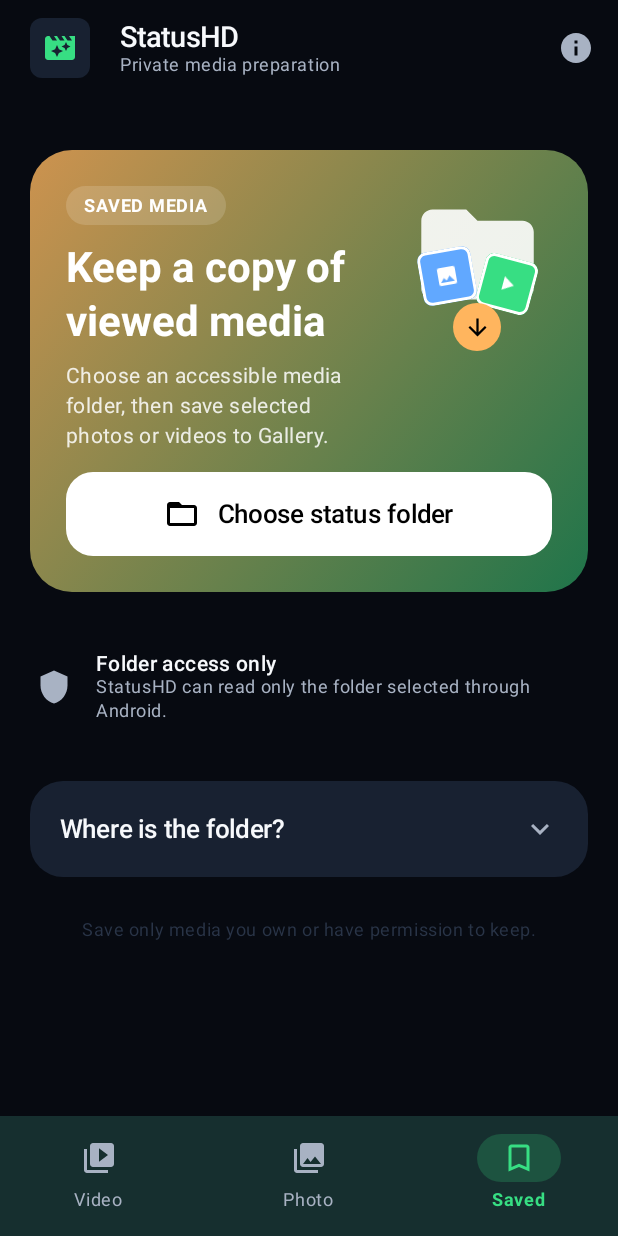
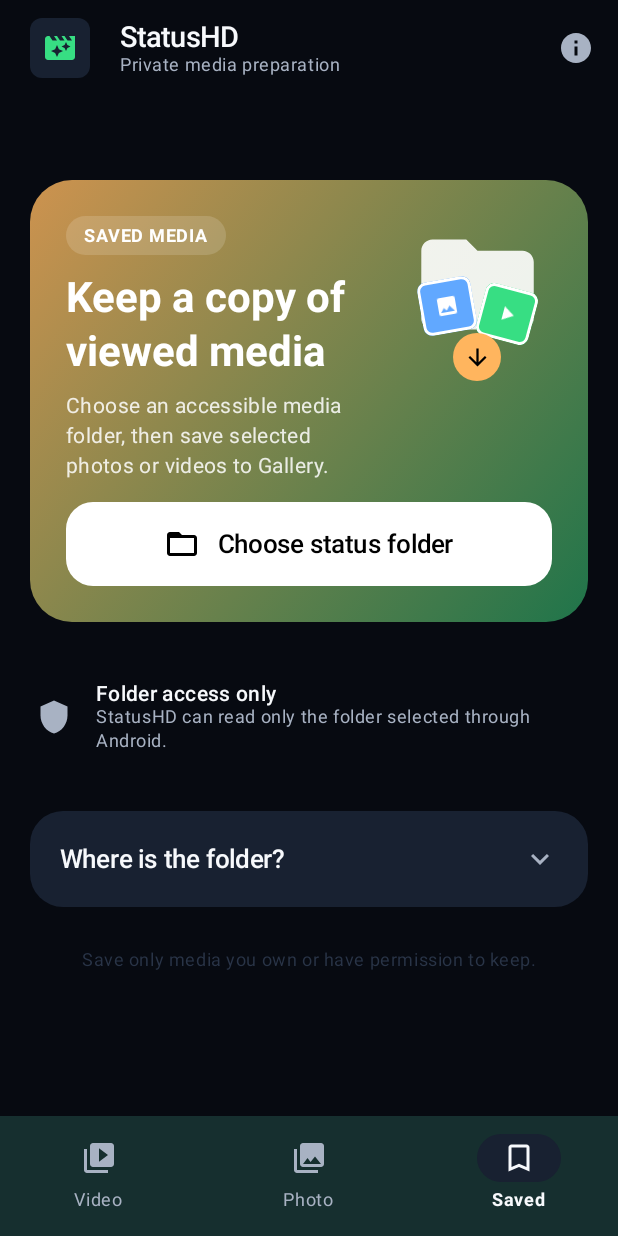
Before and after one commit to vinojanlk/StatusHD, an Android app built with Jetpack Compose: the screen it shows after launch (MainActivity), item 3 of the bottom bar chosen, on a phone screen of 412 x 824 dp. Run offline under Robolectric (Android 15) with nearby library versions, the phone set to English and light mode, and no system bars; 2 statements that could not run were skipped.

Commit message:
Redesign StatusHD with premium Material 3 interface

```diff
--- a/app/src/main/java/com/techwin/statushd/ui/StatusHdApp.kt
+++ b/app/src/main/java/com/techwin/statushd/ui/StatusHdApp.kt
@@ -6,6 +6,7 @@ import androidx.compose.foundation.layout.Column
 import androidx.compose.foundation.layout.Arrangement
 import androidx.compose.foundation.layout.fillMaxSize
 import androidx.compose.foundation.layout.padding
+import androidx.compose.foundation.layout.size
 import androidx.compose.foundation.shape.RoundedCornerShape
 import androidx.compose.material.icons.Icons
 import androidx.compose.material.icons.filled.BookmarkBorder
@@ -71,7 +72,10 @@ fun StatusHdApp(
                     }
                 },
                 actions = {
-                    IconButton(onClick = { showAbout = true }) {
+                    IconButton(
+                        onClick = { showAbout = true },
+                        modifier = Modifier.size(48.dp)
+                    ) {
                         Icon(
                             imageVector = Icons.Default.Info,
                             contentDescription = "About",
@@ -96,9 +100,9 @@ fun StatusHdApp(
                     icon = { Icon(Icons.Default.VideoLibrary, contentDescription = "Video") },
                     label = { Text("Video", fontWeight = if (selectedTab == 0) FontWeight.Bold else FontWeight.Normal) },
                     colors = NavigationBarItemDefaults.colors(
-                        selectedIconColor = MaterialTheme.colorScheme.primary,
-                        selectedTextColor = MaterialTheme.colorScheme.primary,
-                        indicatorColor = MaterialTheme.colorScheme.primary.copy(alpha = 0.2f),
+                        selectedIconColor = MaterialTheme.colorScheme.onSurface,
+                        selectedTextColor = MaterialTheme.colorScheme.onSurface,
+                        indicatorColor = MaterialTheme.colorScheme.surfaceVariant,
                         unselectedIconColor = MaterialTheme.colorScheme.onSurfaceVariant,
                         unselectedTextColor = MaterialTheme.colorScheme.onSurfaceVariant
                     )
@@ -109,9 +113,9 @@ fun StatusHdApp(
                     icon = { Icon(Icons.Default.PhotoLibrary, contentDescription = "Photo") },
                     label = { Text("Photo", fontWeight = if (selectedTab == 1) FontWeight.Bold else FontWeight.Normal) },
                     colors = NavigationBarItemDefaults.colors(
-                        selectedIconColor = MaterialTheme.colorScheme.primary,
-                        selectedTextColor = MaterialTheme.colorScheme.primary,
-                        indicatorColor = MaterialTheme.colorScheme.primary.copy(alpha = 0.2f),
+                        selectedIconColor = MaterialTheme.colorScheme.onSurface,
+                        selectedTextColor = MaterialTheme.colorScheme.onSurface,
+                        indicatorColor = MaterialTheme.colorScheme.surfaceVariant,
                         unselectedIconColor = MaterialTheme.colorScheme.onSurfaceVariant,
                         unselectedTextColor = MaterialTheme.colorScheme.onSurfaceVariant
                     )
@@ -122,9 +126,9 @@ fun StatusHdApp(
                     icon = { Icon(Icons.Default.BookmarkBorder, contentDescription = "Saved") },
                     label = { Text("Saved", fontWeight = if (selectedTab == 2) FontWeight.Bold else FontWeight.Normal) },
                     colors = NavigationBarItemDefaults.colors(
-                        selectedIconColor = MaterialTheme.colorScheme.primary,
-                        selectedTextColor = MaterialTheme.colorScheme.primary,
-                        indicatorColor = MaterialTheme.colorScheme.primary.copy(alpha = 0.2f),
+                        selectedIconColor = MaterialTheme.colorScheme.onSurface,
+                        selectedTextColor = MaterialTheme.colorScheme.onSurface,
+                        indicatorColor = MaterialTheme.colorScheme.surfaceVariant,
                         unselectedIconColor = MaterialTheme.colorScheme.onSurfaceVariant,
                         unselectedTextColor = MaterialTheme.colorScheme.onSurfaceVariant
                     )
@@ -136,13 +140,13 @@ fun StatusHdApp(
         Box(
             modifier = Modifier
                 .fillMaxSize()
-                .padding(paddingValues)
         ) {
             when (selectedTab) {
-                0 -> VideoScreenContent(viewModel = videoViewModel)
-                1 -> PhotoScreenContent(viewModel = photoViewModel)
+                0 -> VideoScreenContent(viewModel = videoViewModel, paddingValues = paddingValues)
+                1 -> PhotoScreenContent(viewModel = photoViewModel, paddingValues = paddingValues)
                 2 -> SavedStatusScreenContent(
                     viewModel = savedStatusViewModel,
+                    paddingValues = paddingValues,
                     onNavigateToPhoto = { uri ->
                         photoViewModel.selectPhoto(uri)
                         selectedTab = 1
--- a/app/src/main/java/com/techwin/statushd/ui/saved/SavedStatusScreenContent.kt
+++ b/app/src/main/java/com/techwin/statushd/ui/saved/SavedStatusScreenContent.kt
@@ -52,6 +52,7 @@ import java.util.Locale
 @Composable
 fun SavedStatusScreenContent(
     viewModel: SavedStatusViewModel,
+    paddingValues: PaddingValues,
     onNavigateToPhoto: (Uri) -> Unit,
     onNavigateToVideo: (Uri, Long, Int, Int, Int) -> Unit
 ) {
@@ -74,17 +75,25 @@ fun SavedStatusScreenContent(
         label = "SavedStatusTransition"
     ) { state ->
         Column(
-            modifier = Modifier.fillMaxSize().padding(horizontal = 20.dp)
+            modifier = Modifier.fillMaxSize()
         ) {
             when (state) {
                 SavedStatusUiState.Loading -> {
-                    Box(modifier = Modifier.fillMaxSize(), contentAlignment = Alignment.Center) {
+                    Box(modifier = Modifier.fillMaxSize().padding(paddingValues), contentAlignment = Alignment.Center) {
                         CircularProgressIndicator(color = MaterialTheme.colorScheme.primary)
                     }
                 }
                 SavedStatusUiState.NoFolderSelected -> {
                     Column(
-                        modifier = Modifier.fillMaxSize().verticalScroll(rememberScrollState()),
+                        modifier = Modifier
+                            .fillMaxSize()
+                            .verticalScroll(rememberScrollState())
+                            .padding(
+                                top = paddingValues.calculateTopPadding() + 20.dp,
+                                start = 20.dp,
+                                end = 20.dp,
+                                bottom = paddingValues.calculateBottomPadding() + 24.dp
+                            ),
                         verticalArrangement = Arrangement.spacedBy(28.dp)
                     ) {
                         Spacer(modifier = Modifier.height(8.dp))
@@ -153,7 +162,7 @@ fun SavedStatusScreenContent(
                 }
 
                 SavedStatusUiState.PermissionLost -> {
-                    Box(modifier = Modifier.fillMaxSize(), contentAlignment = Alignment.Center) {
+                    Box(modifier = Modifier.fillMaxSize().padding(paddingValues), contentAlignment = Alignment.Center) {
                         ErrorCard(
                             message = "The selected folder is no longer available.",
                             onRetry = { treeLauncher.launch(null) }
@@ -162,12 +171,20 @@ fun SavedStatusScreenContent(
                 }
 
                 is SavedStatusUiState.FolderLoaded -> {
-                    Spacer(modifier = Modifier.height(16.dp))
-                    Card(
-                        modifier = Modifier.fillMaxWidth(),
-                        colors = CardDefaults.cardColors(containerColor = MaterialTheme.colorScheme.surfaceVariant),
-                        shape = RoundedCornerShape(24.dp)
+                    Column(
+                        modifier = Modifier
+                            .fillMaxSize()
+                            .padding(
+                                top = paddingValues.calculateTopPadding() + 16.dp,
+                                start = 20.dp,
+                                end = 20.dp
+                            )
                     ) {
+                        Card(
+                            modifier = Modifier.fillMaxWidth(),
+                            colors = CardDefaults.cardColors(containerColor = MaterialTheme.colorScheme.surfaceVariant),
+                            shape = RoundedCornerShape(24.dp)
+                        ) {
                         Row(
                             modifier = Modifier.padding(20.dp).fillMaxWidth(),
                             horizontalArrangement = Arrangement.SpaceBetween,
@@ -239,7 +256,7 @@ fun SavedStatusScreenContent(
                             modifier = Modifier.fillMaxSize(),
                             horizontalArrangement = Arrangement.spacedBy(12.dp),
                             verticalArrangement = Arrangement.spacedBy(12.dp),
-                            contentPadding = PaddingValues(bottom = 24.dp)
+                            contentPadding = PaddingValues(bottom = paddingValues.calculateBottomPadding() + 24.dp)
                         ) {
                             items(state.items, key = { it.documentId }) { item ->
                                 StatusGridItem(
@@ -249,6 +266,7 @@ fun SavedStatusScreenContent(
                             }
                         }
                     }
+                } // Close FolderLoaded wrapper
 
                     // Detail Dialog
                     state.selectedItem?.let { selected ->
--- a/app/src/main/java/com/techwin/statushd/ui/video/VideoScreenContent.kt
+++ b/app/src/main/java/com/techwin/statushd/ui/video/VideoScreenContent.kt
@@ -27,7 +27,7 @@ import com.techwin.statushd.VideoViewModel
 import com.techwin.statushd.ui.components.*
 
 @Composable
-fun VideoScreenContent(viewModel: VideoViewModel) {
+fun VideoScreenContent(viewModel: VideoViewModel, paddingValues: PaddingValues) {
     val uiState by viewModel.uiState.collectAsState()
     val context = LocalContext.current
 
@@ -79,7 +79,12 @@ fun VideoScreenContent(viewModel: VideoViewModel) {
             modifier = Modifier
                 .fillMaxSize()
                 .verticalScroll(rememberScrollState())
-                .padding(20.dp),
+                .padding(
+                    top = paddingValues.calculateTopPadding() + 20.dp,
+                    start = 20.dp,
+                    end = 20.dp,
+                    bottom = paddingValues.calculateBottomPadding() + 24.dp
+                ),
             verticalArrangement = Arrangement.spacedBy(24.dp)
         ) {
             when {
```
Also changed, not shown: app/src/main/java/com/techwin/statushd/ui/photo/PhotoScreenContent.kt (+7 -2 lines).
